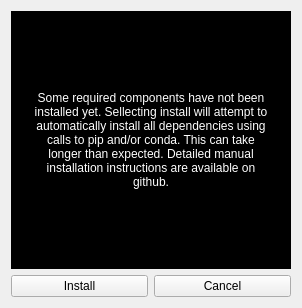
This is pyvol_plugin/installwidget.ui in schlessinger-lab/pyvol as Qt 5 draws it before an edit. The edited form follows.
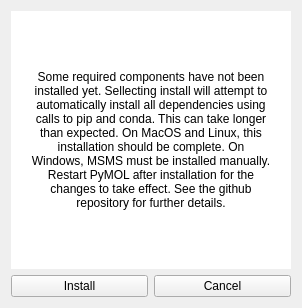
This is the edited form.

Commit message: Finished new installation protocol

What changed in the file:
```diff
--- a/pyvol_plugin/installwidget.ui
+++ b/pyvol_plugin/installwidget.ui
@@ -29,10 +29,10 @@
       </size>
      </property>
      <property name="styleSheet">
-      <string notr="true">background-color: #000;color:white; padding: 20px</string>
+      <string notr="true">background-color: white;color:black; padding: 20px</string>
      </property>
      <property name="text">
-      <string notr="true">Some required components have not been installed yet. Sellecting install will attempt to automatically install all dependencies using calls to pip and/or conda. This can take longer than expected. Detailed manual installation instructions are available on github.</string>
+      <string notr="true">Some required components have not been installed yet. Sellecting install will attempt to automatically install all dependencies using calls to pip and conda. This can take longer than expected. On MacOS and Linux, this installation should be complete. On Windows, MSMS must be installed manually. Restart PyMOL after installation for the changes to take effect. See the github repository for further details.</string>
      </property>
      <property name="textFormat">
       <enum>Qt::PlainText</enum>
```
The commit also changes 3 other files.
